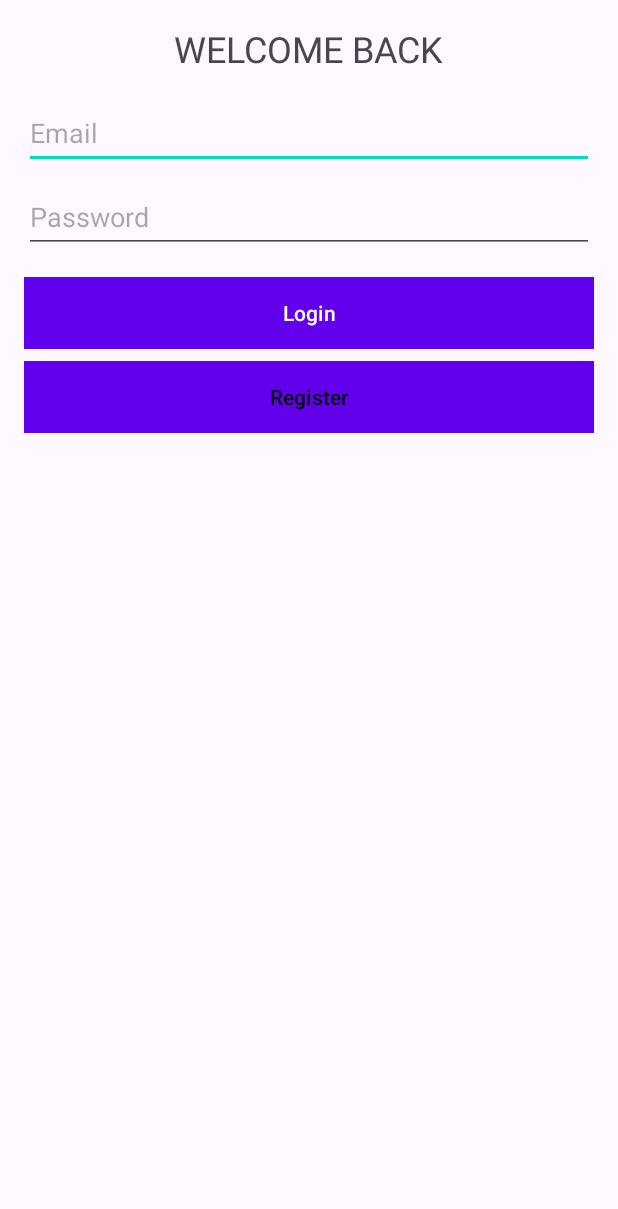
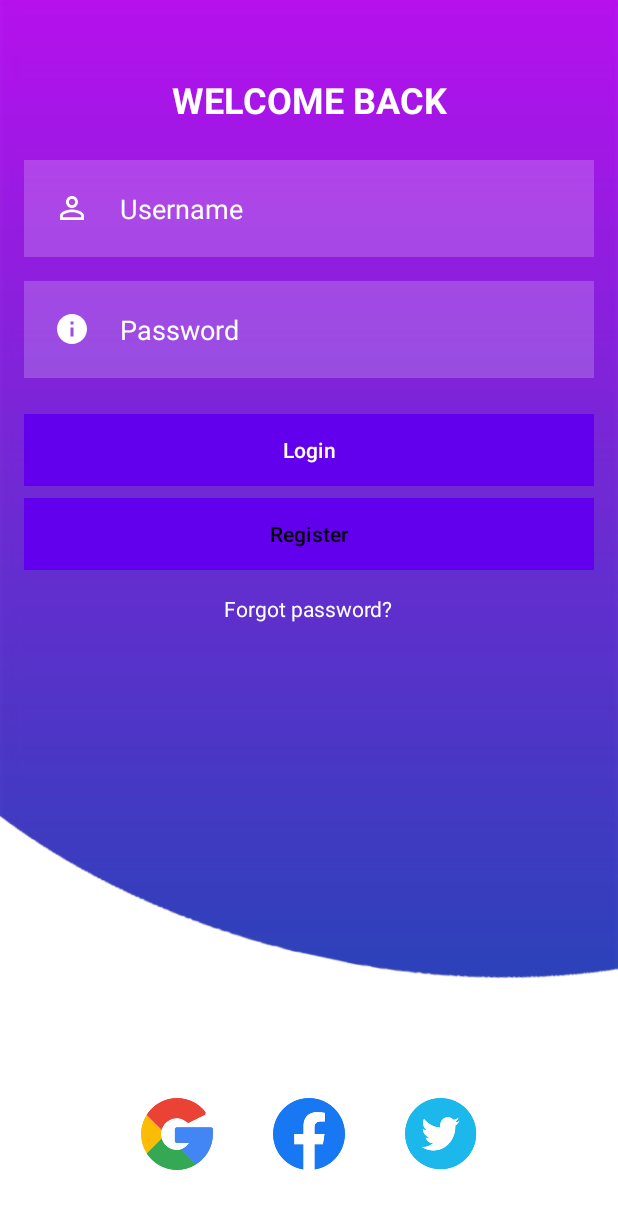
Before and after one commit to samkelisojam/2025-mobile, an Android app: the screen it shows after launch (SignIn), on a phone screen of 412 x 824 dp. Shown: the top 1209 px of the screen. Run offline under Robolectric (Android 15) with nearby library versions, the phone set to English and light mode, and no system bars.

Commit message:
Update sign_in.xml
front end

```diff
--- a/assertmanangement/app/src/main/res/layout/sign_in.xml
+++ b/assertmanangement/app/src/main/res/layout/sign_in.xml
@@ -1,56 +1,128 @@
 <?xml version="1.0" encoding="utf-8"?>
-<LinearLayout xmlns:android="http://schemas.android.com/apk/res/android"
+<RelativeLayout xmlns:android="http://schemas.android.com/apk/res/android"
     xmlns:app="http://schemas.android.com/apk/res-auto"
+    xmlns:tools="http://schemas.android.com/tools"
     android:layout_width="match_parent"
     android:layout_height="match_parent"
-    xmlns:tools="http://schemas.android.com/tools"
-    android:orientation="vertical"
-    android:padding="16dp"
+    android:background="@drawable/background"
     tools:context=".SignIn">
 
     <TextView
-        android:layout_width="wrap_content"
+        android:id="@+id/signin"
+        android:layout_width="match_parent"
         android:layout_height="wrap_content"
         android:text="WELCOME BACK"
+        android:textColor="@color/white"
         android:textSize="24sp"
-        android:layout_gravity="center"
-        android:layout_marginBottom="16dp" />
-
-
+        android:textStyle="bold"
+        android:layout_marginTop="50dp"
+        android:gravity="center"/>
 
     <EditText
         android:id="@+id/emailEditText"
         android:layout_width="match_parent"
         android:layout_height="wrap_content"
-        android:layout_marginBottom="8dp"
-        android:hint="Email"
-        android:inputType="textEmailAddress"
-        android:minHeight="48dp" />
+        android:layout_below="@id/signin"
+        android:layout_marginTop="24dp"
+        android:layout_marginLeft="16dp"
+        android:layout_marginRight="16dp"
+        android:background="#30ffffff"
+        android:hint="Username"
+        android:inputType="text"
+        android:minHeight="48dp"
+        android:textColorHint="@color/white"
+        android:textColor="@color/white"
+        android:drawableLeft="@drawable/ic_baseline_person_outline_24"
+        android:drawablePadding="20dp"
+        android:padding="20dp"/>
 
     <EditText
         android:id="@+id/passwordEditText"
         android:layout_width="match_parent"
         android:layout_height="wrap_content"
-        android:layout_marginBottom="16dp"
+        android:layout_below="@id/emailEditText"
+        android:layout_marginTop="16dp"
+        android:layout_marginLeft="16dp"
+        android:layout_marginRight="16dp"
+        android:background="#30ffffff"
         android:hint="Password"
         android:inputType="textPassword"
-        android:minHeight="48dp" />
+        android:minHeight="48dp"
+        android:textColorHint="@color/white"
+        android:textColor="@color/white"
+        android:drawableLeft="@drawable/ic_baseline_info_24"
+        android:drawablePadding="20dp"
+        android:padding="20dp"/>
 
     <Button
         android:id="@+id/loginButton"
         android:layout_width="match_parent"
         android:layout_height="wrap_content"
+        android:layout_below="@id/passwordEditText"
+        android:layout_marginTop="24dp"
+        android:layout_marginLeft="16dp"
+        android:layout_marginRight="16dp"
         android:text="Login"
         android:background="#0077CC"
-        android:textColor="#FFFFFF"
-        android:layout_marginBottom="8dp" />
+        android:textColor="#FFFFFF"/>
 
     <Button
         android:id="@+id/registerButton"
         android:layout_width="match_parent"
         android:layout_height="wrap_content"
+        android:layout_below="@id/loginButton"
+        android:layout_marginTop="8dp"
+        android:layout_marginLeft="16dp"
+        android:layout_marginRight="16dp"
         android:background="#009900"
         android:text="Register"
-        android:textColor="#000000" />
+        android:textColor="#000000"/>
 
-</LinearLayout>
+    <TextView
+        android:id="@+id/forgotpass"
+        android:layout_width="wrap_content"
+        android:layout_height="wrap_content"
+        android:layout_below="@id/registerButton"
+        android:layout_centerHorizontal="true"
+        android:layout_marginTop="16dp"
+        android:text="Forgot password?"
+        android:textColor="@color/white"/>
+
+    <TextView
+        android:id="@+id/others"
+        android:layout_width="wrap_content"
+        android:layout_height="wrap_content"
+        android:layout_above="@id/socialicons"
+        android:layout_centerHorizontal="true"
+        android:text="or sign in with"
+        android:layout_marginBottom="24dp"
+        android:textColor="@color/white"/>
+
+    <LinearLayout
+        android:id="@+id/socialicons"
+        android:layout_width="match_parent"
+        android:layout_height="wrap_content"
+        android:layout_alignParentBottom="true"
+        android:gravity="center"
+        android:orientation="horizontal"
+        android:paddingBottom="24dp">
+
+        <ImageView
+            android:layout_width="48dp"
+            android:layout_height="48dp"
+            android:layout_margin="20dp"
+            android:src="@drawable/google" />
+
+        <ImageView
+            android:layout_width="48dp"
+            android:layout_height="48dp"
+            android:layout_margin="20dp"
+            android:src="@drawable/fb" />
+
+        <ImageView
+            android:layout_width="48dp"
+            android:layout_height="48dp"
+            android:layout_margin="20dp"
+            android:src="@drawable/twitter" />
+    </LinearLayout>
+</RelativeLayout>
```
